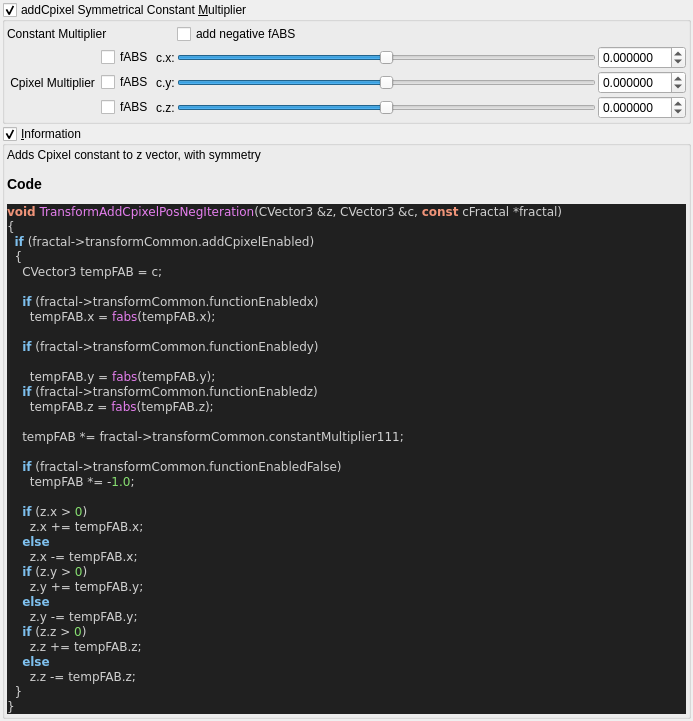
The window that mandelbulber2/qt_data/fractal_transf_add_Cpixel_symmetrical.ui (buddhi1980/mandelbulber2) describes before a commit, drawn with Qt 5.
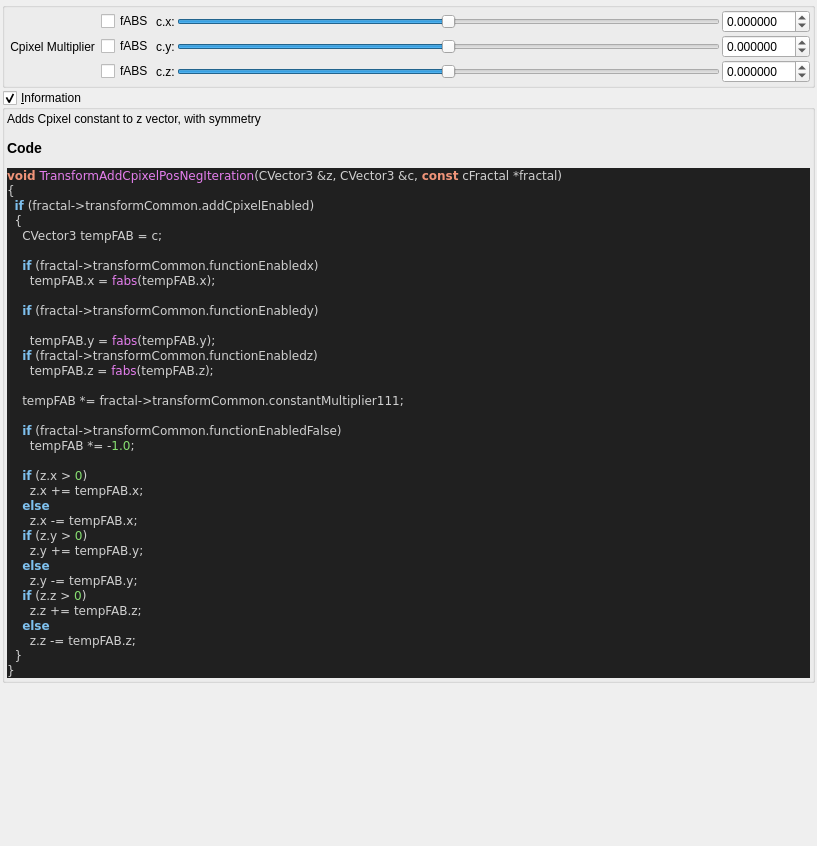
The same window after the commit. Custom widgets are drawn as their Qt base class.

Commit message: UPdated Menger Mod and fix transf addCpixel symmetrical

What changed in the file:
```diff
--- a/mandelbulber2/qt_data/fractal_transf_add_Cpixel_symmetrical.ui
+++ b/mandelbulber2/qt_data/fractal_transf_add_Cpixel_symmetrical.ui
@@ -6,8 +6,8 @@
    <rect>
     <x>0</x>
     <y>0</y>
-    <width>693</width>
-    <height>665</height>
+    <width>817</width>
+    <height>846</height>
    </rect>
   </property>
   <property name="windowTitle">
@@ -35,10 +35,10 @@
       <string>&lt;html&gt;&lt;head/&gt;&lt;body&gt;&lt;p&gt;Cpixel is CVector3 c = ( c.x, c.y, c.z). It is  each original point (pixel) in 3D space where the iteration starts from, ( c = original z for each point .) It is commonly found in formula structures z = f(z) + c.&lt;/p&gt;&lt;p&gt;The Cpixel multiplier effectively scales this point &amp;quot;c&amp;quot;.&lt;/p&gt;&lt;p&gt;This transform allows the addition or subtraction of Cpixel, dependent on whether z is postive or negative.&lt;/p&gt;&lt;p&gt;e.g if &lt;span style=&quot; font-style:italic;&quot;&gt;z.x&lt;/span&gt; is positive then &lt;span style=&quot; font-style:italic;&quot;&gt;fabs(c.x)&lt;/span&gt; is added, if &lt;span style=&quot; font-style:italic;&quot;&gt;z.x&lt;/span&gt; is negative then &lt;span style=&quot; font-style:italic;&quot;&gt;fabs(c)&lt;/span&gt; is subtracted. &lt;/p&gt;&lt;p&gt;Also try negative addCpixel constant multipliers.&lt;/p&gt;&lt;p&gt;If checkBoxes are disabled then Cpixel remains signed.&lt;/p&gt;&lt;p&gt;&lt;br/&gt;&lt;/p&gt;&lt;/body&gt;&lt;/html&gt;</string>
      </property>
      <property name="title">
-      <string>addCpixel Symmetrical Constant &amp;Multiplier </string>
+      <string/>
      </property>
      <property name="checkable">
-      <bool>true</bool>
+      <bool>false</bool>
      </property>
      <layout class="QVBoxLayout" name="verticalLayout_49">
       <property name="spacing">
@@ -61,225 +61,211 @@
         <property name="spacing">
          <number>2</number>
         </property>
-        <item row="1" column="3">
-         <widget class="QSlider" name="slider3_transf_constant_multiplier_111_x">
-          <property name="sizePolicy">
-           <sizepolicy hsizetype="Expanding" vsizetype="Maximum">
-            <horstretch>0</horstretch>
-            <verstretch>0</verstretch>
-           </sizepolicy>
+        <item row="2" column="1">
+         <widget class="QCheckBox" name="checkBox_transf_function_enabledz">
+          <property name="text">
+           <string>fABS</string>
           </property>
-          <property name="minimum">
-           <number>-10000000</number>
-          </property>
-          <property name="maximum">
-           <number>10000000</number>
-          </property>
-          <property name="value">
-           <number>0</number>
-          </property>
-          <property name="sliderPosition">
-           <number>0</number>
-          </property>
-          <property name="orientation">
-           <enum>Qt::Horizontal</enum>
-          </property>
          </widget>
         </item>
-        <item row="2" column="3">
-         <widget class="QSlider" name="slider3_transf_constant_multiplier_111_y">
-          <property name="sizePolicy">
-           <sizepolicy hsizetype="Expanding" vsizetype="Maximum">
-            <horstretch>0</horstretch>
-            <verstretch>0</verstretch>
-           </sizepolicy>
+        <item row="1" column="0">
+         <widget class="QLabel" name="label_112">
+          <property name="text">
+           <string> Cpixel Multiplier </string>
           </property>
-          <property name="minimum">
-           <number>-10000000</number>
-          </property>
-          <property name="maximum">
-           <number>10000000</number>
-          </property>
-          <property name="value">
-           <number>0</number>
-          </property>
-          <property name="sliderPosition">
-           <number>0</number>
-          </property>
-          <property name="orientation">
-           <enum>Qt::Horizontal</enum>
-          </property>
          </widget>
         </item>
-        <item row="1" column="4">
-         <widget class="MyDoubleSpinBox" name="spinbox3_transf_constant_multiplier_111_x">
-          <property name="sizePolicy">
-           <sizepolicy hsizetype="Minimum" vsizetype="Maximum">
-            <horstretch>0</horstretch>
-            <verstretch>0</verstretch>
-           </sizepolicy>
+        <item row="2" column="2">
+         <widget class="QLabel" name="label_111">
+          <property name="text">
+           <string>c.z:</string>
           </property>
-          <property name="prefix">
-           <string/>
-          </property>
-          <property name="suffix">
-           <string/>
-          </property>
-          <property name="decimals">
-           <number>6</number>
-          </property>
-          <property name="minimum">
-           <double>-99.989999999999995</double>
-          </property>
-          <property name="maximum">
-           <double>99.989999999999995</double>
-          </property>
-          <property name="singleStep">
-           <double>0.100000000000000</double>
-          </property>
          </widget>
         </item>
-        <item row="3" column="3">
-         <widget class="QSlider" name="slider3_transf_constant_multiplier_111_z">
-          <property name="sizePolicy">
-           <sizepolicy hsizetype="Expanding" vsizetype="Maximum">
-            <horstretch>0</horstretch>
-            <verstretch>0</verstretch>
-           </sizepolicy>
-          </property>
-          <property name="minimum">
-           <number>-10000000</number>
-          </property>
-          <property name="maximum">
-           <number>10000000</number>
-          </property>
-          <property name="value">
-           <number>0</number>
-          </property>
-          <property name="sliderPosition">
-           <number>0</number>
-          </property>
-          <property name="orientation">
-           <enum>Qt::Horizontal</enum>
-          </property>
-         </widget>
-        </item>
-        <item row="1" column="2">
+        <item row="0" column="2">
          <widget class="QLabel" name="label_109">
           <property name="text">
            <string>c.x:</string>
           </property>
          </widget>
         </item>
-        <item row="2" column="4">
-         <widget class="MyDoubleSpinBox" name="spinbox3_transf_constant_multiplier_111_y">
-          <property name="sizePolicy">
-           <sizepolicy hsizetype="Minimum" vsizetype="Maximum">
-            <horstretch>0</horstretch>
-            <verstretch>0</verstretch>
-           </sizepolicy>
-          </property>
-          <property name="prefix">
-           <string/>
-          </property>
-          <property name="suffix">
-           <string/>
-          </property>
-          <property name="decimals">
-           <number>6</number>
-          </property>
-          <property name="minimum">
-           <double>-99.989999999999995</double>
-          </property>
-          <property name="maximum">
-           <double>99.989999999999995</double>
-          </property>
-          <property name="singleStep">
-           <double>0.100000000000000</double>
-          </property>
-         </widget>
-        </item>
-        <item row="3" column="4">
-         <widget class="MyDoubleSpinBox" name="spinbox3_transf_constant_multiplier_111_z">
-          <property name="sizePolicy">
-           <sizepolicy hsizetype="Minimum" vsizetype="Maximum">
-            <horstretch>0</horstretch>
-            <verstretch>0</verstretch>
-           </sizepolicy>
-          </property>
-          <property name="prefix">
-           <string/>
-          </property>
-          <property name="suffix">
-           <string/>
-          </property>
-          <property name="decimals">
-           <number>6</number>
-          </property>
-          <property name="minimum">
-           <double>-99.989999999999995</double>
-          </property>
-          <property name="maximum">
-           <double>99.989999999999995</double>
-          </property>
-          <property name="singleStep">
-           <double>0.100000000000000</double>
-          </property>
-         </widget>
-        </item>
-        <item row="2" column="2">
+        <item row="1" column="2">
          <widget class="QLabel" name="label_110">
           <property name="text">
            <string>c.y:</string>
           </property>
          </widget>
         </item>
-        <item row="3" column="2">
-         <widget class="QLabel" name="label_111">
-          <property name="text">
-           <string>c.z:</string>
+        <item row="1" column="3">
+         <widget class="QSlider" name="slider3_transf_constant_multiplier_111_y">
+          <property name="sizePolicy">
+           <sizepolicy hsizetype="Expanding" vsizetype="Maximum">
+            <horstretch>0</horstretch>
+            <verstretch>0</verstretch>
+           </sizepolicy>
           </property>
+          <property name="minimum">
+           <number>-10000000</number>
+          </property>
+          <property name="maximum">
+           <number>10000000</number>
+          </property>
+          <property name="value">
+           <number>0</number>
+          </property>
+          <property name="sliderPosition">
+           <number>0</number>
+          </property>
+          <property name="orientation">
+           <enum>Qt::Horizontal</enum>
+          </property>
          </widget>
         </item>
-        <item row="3" column="1">
-         <widget class="QCheckBox" name="checkBox_transf_function_enabledz">
-          <property name="text">
-           <string>fABS</string>
+        <item row="2" column="4">
+         <widget class="MyDoubleSpinBox" name="spinbox3_transf_constant_multiplier_111_z">
+          <property name="sizePolicy">
+           <sizepolicy hsizetype="Minimum" vsizetype="Maximum">
+            <horstretch>0</horstretch>
+            <verstretch>0</verstretch>
+           </sizepolicy>
+          </property>
+          <property name="prefix">
+           <string/>
+          </property>
+          <property name="suffix">
+           <string/>
+          </property>
+          <property name="decimals">
+           <number>6</number>
+          </property>
+          <property name="minimum">
+           <double>-99.989999999999995</double>
+          </property>
+          <property name="maximum">
+           <double>99.989999999999995</double>
+          </property>
+          <property name="singleStep">
+           <double>0.100000000000000</double>
+          </property>
+         </widget>
+        </item>
+        <item row="0" column="4">
+         <widget class="MyDoubleSpinBox" name="spinbox3_transf_constant_multiplier_111_x">
+          <property name="sizePolicy">
+           <sizepolicy hsizetype="Minimum" vsizetype="Maximum">
+            <horstretch>0</horstretch>
+            <verstretch>0</verstretch>
+           </sizepolicy>
+          </property>
+          <property name="prefix">
+           <string/>
+          </property>
+          <property name="suffix">
+           <string/>
+          </property>
+          <property name="decimals">
+           <number>6</number>
+          </property>
+          <property name="minimum">
+           <double>-99.989999999999995</double>
+          </property>
+          <property name="maximum">
+           <double>99.989999999999995</double>
+          </property>
+          <property name="singleStep">
+           <double>0.100000000000000</double>
+          </property>
+         </widget>
+        </item>
+        <item row="0" column="3">
+         <widget class="QSlider" name="slider3_transf_constant_multiplier_111_x">
+          <property name="sizePolicy">
+           <sizepolicy hsizetype="Expanding" vsizetype="Maximum">
+            <horstretch>0</horstretch>
+            <verstretch>0</verstretch>
+           </sizepolicy>
+          </property>
+          <property name="minimum">
+           <number>-10000000</number>
+          </property>
+          <property name="maximum">
+           <number>10000000</number>
+          </property>
+          <property name="value">
+           <number>0</number>
+          </property>
+          <property name="sliderPosition">
+           <number>0</number>
+          </property>
+          <property name="orientation">
+           <enum>Qt::Horizontal</enum>
           </property>
          </widget>
         </item>
         <item row="1" column="1">
-         <widget class="QCheckBox" name="checkBox_transf_function_enabledx">
-          <property name="text">
-           <string>fABS</string>
-          </property>
-         </widget>
-        </item>
-        <item row="2" column="1">
          <widget class="QCheckBox" name="checkBox_transf_function_enabledy">
           <property name="text">
            <string>fABS</string>
           </property>
          </widget>
         </item>
-        <item row="2" column="0">
-         <widget class="QLabel" name="label_112">
-          <property name="text">
-           <string> Cpixel Multiplier </string>
+        <item row="2" column="3">
+         <widget class="QSlider" name="slider3_transf_constant_multiplier_111_z">
+          <property name="sizePolicy">
+           <sizepolicy hsizetype="Expanding" vsizetype="Maximum">
+            <horstretch>0</horstretch>
+            <verstretch>0</verstretch>
+           </sizepolicy>
           </property>
+          <property name="minimum">
+           <number>-10000000</number>
+          </property>
+          <property name="maximum">
+           <number>10000000</number>
+          </property>
+          <property name="value">
+           <number>0</number>
+          </property>
+          <property name="sliderPosition">
+           <number>0</number>
+          </property>
+          <property name="orientation">
+           <enum>Qt::Horizontal</enum>
+          </property>
          </widget>
         </item>
-        <item row="0" column="0" colspan="3">
-         <widget class="QLabel" name="label_108">
-          <property name="text">
-           <string>Constant Multiplier</string>
+        <item row="1" column="4">
+         <widget class="MyDoubleSpinBox" name="spinbox3_transf_constant_multiplier_111_y">
+          <property name="sizePolicy">
+           <sizepolicy hsizetype="Minimum" vsizetype="Maximum">
+            <horstretch>0</horstretch>
+            <verstretch>0</verstretch>
+           </sizepolicy>
           </property>
+          <property name="prefix">
+           <string/>
+          </property>
+          <property name="suffix">
+           <string/>
+          </property>
+          <property name="decimals">
+           <number>6</number>
+          </property>
+          <property name="minimum">
+           <double>-99.989999999999995</double>
+          </property>
+          <property name="maximum">
+           <double>99.989999999999995</double>
+          </property>
+          <property name="singleStep">
+           <double>0.100000000000000</double>
+          </property>
          </widget>
         </item>
-        <item row="0" column="3">
-         <widget class="QCheckBox" name="checkBox_transf_function_enabled_false">
+        <item row="0" column="1">
+         <widget class="QCheckBox" name="checkBox_transf_function_enabledx">
           <property name="text">
-           <string>add negative fABS</string>
+           <string>fABS</string>
           </property>
          </widget>
         </item>
@@ -321,8 +307,14 @@
          <string>&lt;p&gt;Adds Cpixel constant to z vector, with symmetry&lt;/p&gt;&lt;table&gt;
 &lt;/table&gt;
 &lt;h3&gt;Code&lt;/h3&gt;
+&lt;!DOCTYPE HTML PUBLIC &quot;-//W3C//DTD HTML 4.0 Transitional//EN&quot;&gt;
+&lt;html&gt;
+&lt;head&gt;
+&lt;meta http-equiv=&quot;content-type&quot; content=&quot;text/html; charset=ISO-8859-1&quot;&gt;
+&lt;title&gt;Source file&lt;/title&gt;
+&lt;/head&gt;
 &lt;body style=&quot;background-color:#202020&quot;&gt;
-&lt;pre style=&quot;color:#d0d0d0; background-color:#202020;  font-family:'Courier New',monospace;&quot;&gt;&lt;span style=&quot;color:#f09479; font-weight:bold&quot;&gt;void&lt;/span&gt; &lt;span style=&quot;color:#e47eed&quot;&gt;TransformAddCpixelPosNegIteration&lt;/span&gt;&lt;span style=&quot;color:#d0d0d0&quot;&gt;(&lt;/span&gt;CVector3 &lt;span style=&quot;color:#d0d0d0&quot;&gt;&amp;amp;&lt;/span&gt;z&lt;span style=&quot;color:#d0d0d0&quot;&gt;,&lt;/span&gt; CVector3 &lt;span style=&quot;color:#d0d0d0&quot;&gt;&amp;amp;&lt;/span&gt;c&lt;span style=&quot;color:#d0d0d0&quot;&gt;,&lt;/span&gt; &lt;span style=&quot;color:#f09479; font-weight:bold&quot;&gt;const&lt;/span&gt; cFractal &lt;span style=&quot;color:#d0d0d0&quot;&gt;*&lt;/span&gt;fractal&lt;span style=&quot;color:#d0d0d0&quot;&gt;)&lt;/span&gt;
+&lt;pre style=&quot;color:#d0d0d0; background-color:#202020;  font-family:'Courier New';&quot;&gt;&lt;span style=&quot;color:#f09479; font-weight:bold&quot;&gt;void&lt;/span&gt; &lt;span style=&quot;color:#e47eed&quot;&gt;TransformAddCpixelPosNegIteration&lt;/span&gt;&lt;span style=&quot;color:#d0d0d0&quot;&gt;(&lt;/span&gt;CVector3 &lt;span style=&quot;color:#d0d0d0&quot;&gt;&amp;amp;&lt;/span&gt;z&lt;span style=&quot;color:#d0d0d0&quot;&gt;,&lt;/span&gt; CVector3 &lt;span style=&quot;color:#d0d0d0&quot;&gt;&amp;amp;&lt;/span&gt;c&lt;span style=&quot;color:#d0d0d0&quot;&gt;,&lt;/span&gt; &lt;span style=&quot;color:#f09479; font-weight:bold&quot;&gt;const&lt;/span&gt; cFractal &lt;span style=&quot;color:#d0d0d0&quot;&gt;*&lt;/span&gt;fractal&lt;span style=&quot;color:#d0d0d0&quot;&gt;)&lt;/span&gt;
 &lt;span style=&quot;color:#d0d0d0&quot;&gt;{&lt;/span&gt;
   &lt;span style=&quot;color:#7ec0ee; font-weight:bold&quot;&gt;if&lt;/span&gt; &lt;span style=&quot;color:#d0d0d0&quot;&gt;(&lt;/span&gt;fractal&lt;span style=&quot;color:#d0d0d0&quot;&gt;-&amp;gt;&lt;/span&gt;transformCommon&lt;span style=&quot;color:#d0d0d0&quot;&gt;.&lt;/span&gt;addCpixelEnabled&lt;span style=&quot;color:#d0d0d0&quot;&gt;)&lt;/span&gt;
   &lt;span style=&quot;color:#d0d0d0&quot;&gt;{&lt;/span&gt;
@@ -357,7 +349,10 @@
   &lt;span style=&quot;color:#d0d0d0&quot;&gt;}&lt;/span&gt;
 &lt;span style=&quot;color:#d0d0d0&quot;&gt;}&lt;/span&gt;
 &lt;/pre&gt;
-&lt;/body&gt;</string>
+&lt;/body&gt;
+&lt;/html&gt;
+&lt;!--HTML generated by highlight 3.9, http://www.andre-simon.de/--&gt;
+</string>
         </property>
         <property name="wordWrap">
          <bool>true</bool>
```
Left out of the diff: 2 changed lines with no effect on the pictures. The commit also changes 4 other files.
